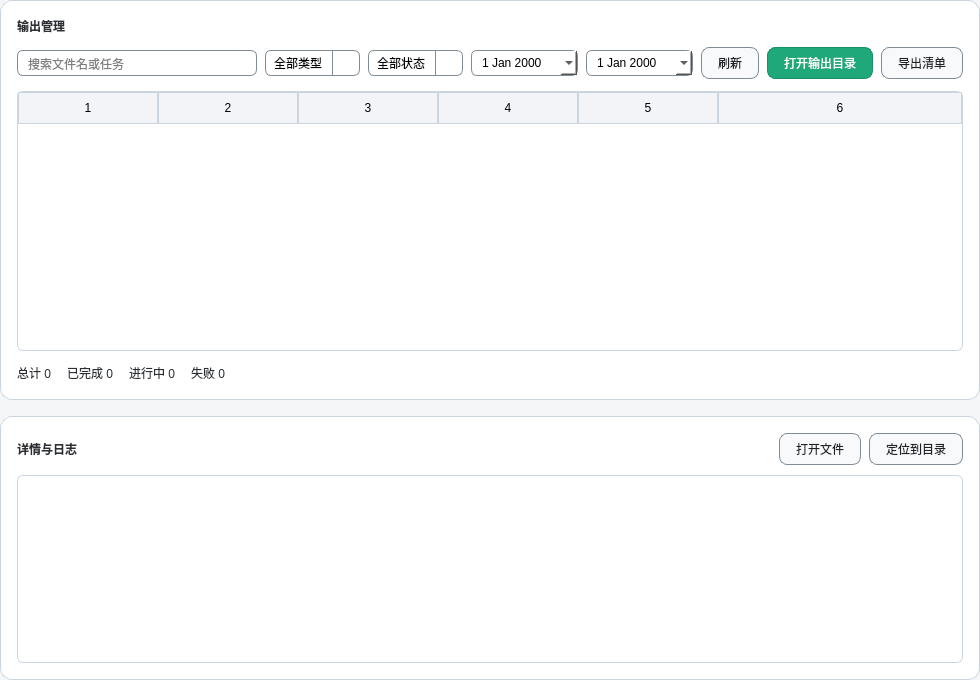
This is src/Modules/OutputMgr/outputmanagement.ui in Harland-Liwalit/qSrtTool as Qt 5 draws it before an edit. The edited form follows.
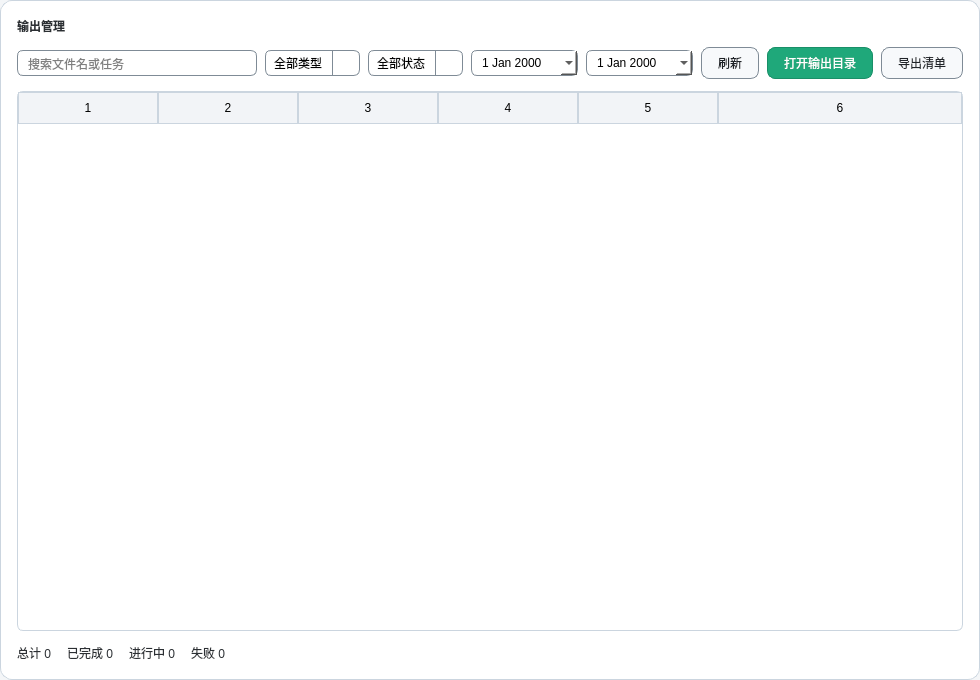
This is the edited form. Icons and pictures are not drawn.

Commit message: 输出管理完成

Diff of the .ui file:
```diff
--- a/src/Modules/OutputMgr/outputmanagement.ui
+++ b/src/Modules/OutputMgr/outputmanagement.ui
@@ -33,7 +33,7 @@
 QPushButton#openFolderButton { background-color: #1FA87A; color: #FFFFFF; border: 1px solid #1A8F68; }
 QPushButton#openFolderButton:hover { background-color: #19966B; }
 QPushButton#openFolderButton:pressed { background-color: #157E5A; }
-QTableWidget, QTextEdit { background-color: #FFFFFF; border: 1px solid #CBD5DF; border-radius: 6px; }
+QTableWidget { background-color: #FFFFFF; border: 1px solid #CBD5DF; border-radius: 6px; }
 QTableWidget::item:selected { background-color: #E6F2EE; color: #1E2A24; }
 QHeaderView::section { background-color: #F2F4F7; border: 1px solid #CBD5DF; padding: 6px 8px; }</string>
     </property>
@@ -278,84 +278,6 @@
          </layout>
         </widget>
      </item>
-     <item>
-        <widget class="QFrame" name="detailsFrame">
-         <layout class="QVBoxLayout" name="detailsLayout">
-            <property name="spacing">
-             <number>10</number>
-            </property>
-            <property name="leftMargin">
-             <number>16</number>
-            </property>
-            <property name="topMargin">
-             <number>16</number>
-            </property>
-            <property name="rightMargin">
-             <number>16</number>
-            </property>
-            <property name="bottomMargin">
-             <number>16</number>
-            </property>
-            <item>
-             <layout class="QHBoxLayout" name="detailsHeaderRow">
-                <property name="spacing">
-                 <number>8</number>
-                </property>
-                <item>
-                 <widget class="QLabel" name="detailsTitleLabel">
-                    <property name="styleSheet">
-                     <string notr="true">font: 11pt &quot;Microsoft YaHei&quot;; font-weight: 600;</string>
-                    </property>
-                    <property name="text">
-                     <string>详情与日志</string>
-                    </property>
-                 </widget>
-                </item>
-                <item>
-                 <spacer name="detailsHeaderSpacer">
-                    <property name="orientation">
-                     <enum>Qt::Horizontal</enum>
-                    </property>
-                    <property name="sizeHint" stdset="0">
-                     <size>
-                        <width>40</width>
-                        <height>20</height>
-                     </size>
-                    </property>
-                 </spacer>
-                </item>
-                <item>
-                 <widget class="QPushButton" name="openItemButton">
-                    <property name="text">
-                     <string>打开文件</string>
-                    </property>
-                 </widget>
-                </item>
-                <item>
-                 <widget class="QPushButton" name="revealInFolderButton">
-                    <property name="text">
-                     <string>定位到目录</string>
-                    </property>
-                 </widget>
-                </item>
-             </layout>
-            </item>
-            <item>
-             <widget class="QTextEdit" name="detailsTextEdit">
-                <property name="minimumSize">
-                 <size>
-                    <width>0</width>
-                    <height>160</height>
-                 </size>
-                </property>
-                <property name="readOnly">
-                 <bool>true</bool>
-                </property>
-             </widget>
-            </item>
-         </layout>
-        </widget>
-     </item>
     </layout>
  </widget>
  <resources/>
```
The commit also changes 2 other files.
